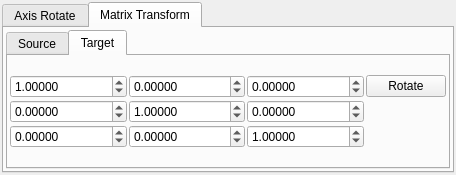
First picture: the form in trunk/src/gui/transform.ui, repository trisyoungs/aten, before the edit.
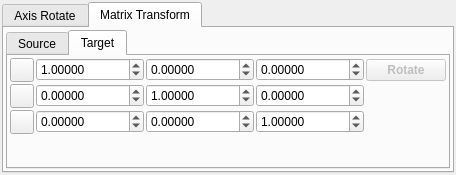
Second picture: the form after the edit. The open tabs and pages were chosen to show the change. Icons and pictures are not drawn.

Commit message: Added lines between picked atoms. Added Model::matrixTransformSelection() method. Linked controls for matrix transform in Transform tool window. Fixed lack of projection of atoms on GUI start.

```diff
--- a/trunk/src/gui/transform.ui
+++ b/trunk/src/gui/transform.ui
@@ -1035,206 +1035,8 @@
              <property name="spacing" >
               <number>2</number>
              </property>
-             <item row="1" column="1" >
-              <widget class="QDoubleSpinBox" name="DestMatrixBYSpin" >
-               <property name="sizePolicy" >
-                <sizepolicy>
-                 <hsizetype>7</hsizetype>
-                 <vsizetype>0</vsizetype>
-                 <horstretch>0</horstretch>
-                 <verstretch>0</verstretch>
-                </sizepolicy>
-               </property>
-               <property name="decimals" >
-                <number>5</number>
-               </property>
-               <property name="maximum" >
-                <double>10.000000000000000</double>
-               </property>
-               <property name="minimum" >
-                <double>-10.000000000000000</double>
-               </property>
-               <property name="singleStep" >
-                <double>0.100000000000000</double>
-               </property>
-               <property name="value" >
-                <double>1.000000000000000</double>
-               </property>
-              </widget>
-             </item>
-             <item row="2" column="1" >
-              <widget class="QDoubleSpinBox" name="DestMatrixCYSpin" >
-               <property name="sizePolicy" >
-                <sizepolicy>
-                 <hsizetype>7</hsizetype>
-                 <vsizetype>0</vsizetype>
-                 <horstretch>0</horstretch>
-                 <verstretch>0</verstretch>
-                </sizepolicy>
-               </property>
-               <property name="decimals" >
-                <number>5</number>
-               </property>
-               <property name="maximum" >
-                <double>10.000000000000000</double>
-               </property>
-               <property name="minimum" >
-                <double>-10.000000000000000</double>
-               </property>
-               <property name="singleStep" >
-                <double>0.100000000000000</double>
-               </property>
-              </widget>
-             </item>
-             <item row="1" column="0" >
-              <widget class="QDoubleSpinBox" name="DestMatrixBXSpin" >
-               <property name="sizePolicy" >
-                <sizepolicy>
-                 <hsizetype>7</hsizetype>
-                 <vsizetype>0</vsizetype>
-                 <horstretch>0</horstretch>
-                 <verstretch>0</verstretch>
-                </sizepolicy>
-               </property>
-               <property name="decimals" >
-                <number>5</number>
-               </property>
-               <property name="maximum" >
-                <double>10.000000000000000</double>
-               </property>
-               <property name="minimum" >
-                <double>-10.000000000000000</double>
-               </property>
-               <property name="singleStep" >
-                <double>0.100000000000000</double>
-               </property>
-              </widget>
-             </item>
-             <item row="0" column="2" >
-              <widget class="QDoubleSpinBox" name="DestMatrixAZSpin" >
-               <property name="sizePolicy" >
-                <sizepolicy>
-                 <hsizetype>7</hsizetype>
-                 <vsizetype>0</vsizetype>
-                 <horstretch>0</horstretch>
-                 <verstretch>0</verstretch>
-                </sizepolicy>
-               </property>
-               <property name="decimals" >
-                <number>5</number>
-               </property>
-               <property name="maximum" >
-                <double>10.000000000000000</double>
-               </property>
-               <property name="minimum" >
-                <double>-10.000000000000000</double>
-               </property>
-               <property name="singleStep" >
-                <double>0.100000000000000</double>
-               </property>
-              </widget>
-             </item>
-             <item row="0" column="0" >
-              <widget class="QDoubleSpinBox" name="DestMatrixAXSpin" >
-               <property name="sizePolicy" >
-                <sizepolicy>
-                 <hsizetype>7</hsizetype>
-                 <vsizetype>0</vsizetype>
-                 <horstretch>0</horstretch>
-                 <verstretch>0</verstretch>
-                </sizepolicy>
-               </property>
-               <property name="decimals" >
-                <number>5</number>
-               </property>
-               <property name="maximum" >
-                <double>10.000000000000000</double>
-               </property>
-               <property name="minimum" >
-                <double>-10.000000000000000</double>
-               </property>
-               <property name="singleStep" >
-                <double>0.100000000000000</double>
-               </property>
-               <property name="value" >
-                <double>1.000000000000000</double>
-               </property>
-              </widget>
-             </item>
-             <item row="0" column="1" >
-              <widget class="QDoubleSpinBox" name="DestMatrixAYSpin" >
-               <property name="sizePolicy" >
-                <sizepolicy>
-                 <hsizetype>7</hsizetype>
-                 <vsizetype>0</vsizetype>
-                 <horstretch>0</horstretch>
-                 <verstretch>0</verstretch>
-                </sizepolicy>
-               </property>
-               <property name="decimals" >
-                <number>5</number>
-               </property>
-               <property name="maximum" >
-                <double>10.000000000000000</double>
-               </property>
-               <property name="minimum" >
-                <double>-10.000000000000000</double>
-               </property>
-               <property name="singleStep" >
-                <double>0.100000000000000</double>
-               </property>
-              </widget>
-             </item>
-             <item row="2" column="0" >
-              <widget class="QDoubleSpinBox" name="DestMatrixCXSpin" >
-               <property name="sizePolicy" >
-                <sizepolicy>
-                 <hsizetype>7</hsizetype>
-                 <vsizetype>0</vsizetype>
-                 <horstretch>0</horstretch>
-                 <verstretch>0</verstretch>
-                </sizepolicy>
-               </property>
-               <property name="decimals" >
-                <number>5</number>
-               </property>
-               <property name="maximum" >
-                <double>10.000000000000000</double>
-               </property>
-               <property name="minimum" >
-                <double>-10.000000000000000</double>
-               </property>
-               <property name="singleStep" >
-                <double>0.100000000000000</double>
-               </property>
-              </widget>
-             </item>
              <item row="1" column="2" >
-              <widget class="QDoubleSpinBox" name="DestMatrixBZSpin" >
-               <property name="sizePolicy" >
-                <sizepolicy>
-                 <hsizetype>7</hsizetype>
-                 <vsizetype>0</vsizetype>
-                 <horstretch>0</horstretch>
-                 <verstretch>0</verstretch>
-                </sizepolicy>
-               </property>
-               <property name="decimals" >
-                <number>5</number>
-               </property>
-               <property name="maximum" >
-                <double>10.000000000000000</double>
-               </property>
-               <property name="minimum" >
-                <double>-10.000000000000000</double>
-               </property>
-               <property name="singleStep" >
-                <double>0.100000000000000</double>
-               </property>
-              </widget>
-             </item>
-             <item row="2" column="2" >
-              <widget class="QDoubleSpinBox" name="DestMatrixCZSpin" >
+              <widget class="QDoubleSpinBox" name="TransformTargetMatrixBYSpin" >
                <property name="sizePolicy" >
                 <sizepolicy>
                  <hsizetype>7</hsizetype>
@@ -1260,15 +1062,328 @@
                </property>
               </widget>
              </item>
-             <item row="0" column="3" >
-              <widget class="QPushButton" name="RotateIntoButton" >
+             <item row="0" column="4" >
+              <widget class="QPushButton" name="TransformRotateIntoButton" >
+               <property name="enabled" >
+                <bool>false</bool>
+               </property>
+               <property name="font" >
+                <font>
+                 <weight>75</weight>
+                 <bold>true</bold>
+                </font>
+               </property>
                <property name="text" >
                 <string>Rotate</string>
                </property>
               </widget>
              </item>
+             <item row="0" column="2" >
+              <widget class="QDoubleSpinBox" name="TransformTargetMatrixAYSpin" >
+               <property name="sizePolicy" >
+                <sizepolicy>
+                 <hsizetype>7</hsizetype>
+                 <vsizetype>0</vsizetype>
+                 <horstretch>0</horstretch>
+                 <verstretch>0</verstretch>
+                </sizepolicy>
+               </property>
+               <property name="decimals" >
+                <number>5</number>
+               </property>
+               <property name="maximum" >
+                <double>10.000000000000000</double>
+               </property>
+               <property name="minimum" >
+                <double>-10.000000000000000</double>
+               </property>
+               <property name="singleStep" >
+                <double>0.100000000000000</double>
+               </property>
+              </widget>
+             </item>
+             <item row="2" column="2" >
+              <widget class="QDoubleSpinBox" name="TransformTargetMatrixCYSpin" >
+               <property name="sizePolicy" >
+                <sizepolicy>
+                 <hsizetype>7</hsizetype>
+                 <vsizetype>0</vsizetype>
+                 <horstretch>0</horstretch>
+                 <verstretch>0</verstretch>
+                </sizepolicy>
+               </property>
+               <property name="decimals" >
+                <number>5</number>
+               </property>
+               <property name="maximum" >
+                <double>10.000000000000000</double>
+               </property>
+               <property name="minimum" >
+                <double>-10.000000000000000</double>
+               </property>
+               <property name="singleStep" >
+                <double>0.100000000000000</double>
+               </property>
+              </widget>
+             </item>
+             <item row="1" column="1" >
+              <widget class="QDoubleSpinBox" name="TransformTargetMatrixBXSpin" >
+               <property name="sizePolicy" >
+                <sizepolicy>
+                 <hsizetype>7</hsizetype>
+                 <vsizetype>0</vsizetype>
+                 <horstretch>0</horstretch>
+                 <verstretch>0</verstretch>
+                </sizepolicy>
+               </property>
+               <property name="decimals" >
+                <number>5</number>
+               </property>
+               <property name="maximum" >
+                <double>10.000000000000000</double>
+               </property>
+               <property name="minimum" >
+                <double>-10.000000000000000</double>
+               </property>
+               <property name="singleStep" >
+                <double>0.100000000000000</double>
+               </property>
+              </widget>
+             </item>
+             <item row="1" column="3" >
+              <widget class="QDoubleSpinBox" name="TransformTargetMatrixBZSpin" >
+               <property name="sizePolicy" >
+                <sizepolicy>
+                 <hsizetype>7</hsizetype>
+                 <vsizetype>0</vsizetype>
+                 <horstretch>0</horstretch>
+                 <verstretch>0</verstretch>
+                </sizepolicy>
+               </property>
+               <property name="decimals" >
+                <number>5</number>
+               </property>
+               <property name="maximum" >
+                <double>10.000000000000000</double>
+               </property>
+               <property name="minimum" >
+                <double>-10.000000000000000</double>
+               </property>
+               <property name="singleStep" >
+                <double>0.100000000000000</double>
+               </property>
+              </widget>
+             </item>
+             <item row="0" column="3" >
+              <widget class="QDoubleSpinBox" name="TransformTargetMatrixAZSpin" >
+               <property name="sizePolicy" >
+                <sizepolicy>
+                 <hsizetype>7</hsizetype>
+                 <vsizetype>0</vsizetype>
+                 <horstretch>0</horstretch>
+                 <verstretch>0</verstretch>
+                </sizepolicy>
+               </property>
+               <property name="decimals" >
+                <number>5</number>
+               </property>
+               <property name="maximum" >
+                <double>10.000000000000000</double>
+               </property>
+               <property name="minimum" >
+                <double>-10.000000000000000</double>
+               </property>
+               <property name="singleStep" >
+                <double>0.100000000000000</double>
+               </property>
+              </widget>
+             </item>
+             <item row="2" column="3" >
+              <widget class="QDoubleSpinBox" name="TransformTargetMatrixCZSpin" >
+               <property name="sizePolicy" >
+                <sizepolicy>
+                 <hsizetype>7</hsizetype>
+                 <vsizetype>0</vsizetype>
+                 <horstretch>0</horstretch>
+                 <verstretch>0</verstretch>
+                </sizepolicy>
+               </property>
+               <property name="decimals" >
+                <number>5</number>
+               </property>
+               <property name="maximum" >
+                <double>10.000000000000000</double>
+               </property>
+               <property name="minimum" >
+                <double>-10.000000000000000</double>
+               </property>
+               <property name="singleStep" >
+                <double>0.100000000000000</double>
+               </property>
+               <property name="value" >
+                <double>1.000000000000000</double>
+               </property>
+              </widget>
+             </item>
+             <item row="2" column="1" >
+              <widget class="QDoubleSpinBox" name="TransformTargetMatrixCXSpin" >
+               <property name="sizePolicy" >
+                <sizepolicy>
+                 <hsizetype>7</hsizetype>
+                 <vsizetype>0</vsizetype>
+                 <horstretch>0</horstretch>
+                 <verstretch>0</verstretch>
+                </sizepolicy>
+               </property>
+               <property name="decimals" >
+                <number>5</number>
+               </property>
+               <property name="maximum" >
+                <double>10.000000000000000</double>
+               </property>
+               <property name="minimum" >
+                <double>-10.000000000000000</double>
+               </property>
+               <property name="singleStep" >
+                <double>0.100000000000000</double>
+               </property>
+              </widget>
+             </item>
+             <item row="0" column="1" >
+              <widget class="QDoubleSpinBox" name="TransformTargetMatrixAXSpin" >
+               <property name="sizePolicy" >
+                <sizepolicy>
+                 <hsizetype>7</hsizetype>
+                 <vsizetype>0</vsizetype>
+                 <horstretch>0</horstretch>
+                 <verstretch>0</verstretch>
+                </sizepolicy>
+               </property>
+               <property name="decimals" >
+                <number>5</number>
+               </property>
+               <property name="maximum" >
+                <double>10.000000000000000</double>
+               </property>
+               <property name="minimum" >
+                <double>-10.000000000000000</double>
+               </property>
+               <property name="singleStep" >
+                <double>0.100000000000000</double>
+               </property>
+               <property name="value" >
+                <double>1.000000000000000</double>
+               </property>
+              </widget>
+             </item>
+             <item row="0" column="0" >
+              <widget class="QPushButton" name="TransformDefineTargetAButton" >
+               <property name="minimumSize" >
+                <size>
+                 <width>24</width>
+                 <height>24</height>
+                </size>
+               </property>
+               <property name="maximumSize" >
+                <size>
+                 <width>24</width>
+                 <height>24</height>
+                </size>
+               </property>
+               <property name="text" >
+                <string/>
+               </property>
+               <property name="icon" >
+                <iconset resource="icons.qrc" >:/basic/icons/basic_pick.svg</iconset>
+               </property>
+               <property name="iconSize" >
+                <size>
+                 <width>20</width>
+                 <height>20</height>
+                </size>
+               </property>
+               <property name="checkable" >
+                <bool>true</bool>
+               </property>
+              </widget>
+             </item>
+             <item row="1" column="0" >
+              <widget class="QPushButton" name="TransformDefineTargetBButton" >
+               <property name="minimumSize" >
+                <size>
+                 <width>24</width>
+                 <height>24</height>
+                </size>
+               </property>
+               <property name="maximumSize" >
+                <size>
+                 <width>24</width>
+                 <height>24</height>
+                </size>
+               </property>
+               <property name="text" >
+                <string/>
+               </property>
+               <property name="icon" >
+                <iconset resource="icons.qrc" >:/basic/icons/basic_pick.svg</iconset>
+               </property>
+               <property name="iconSize" >
+                <size>
+                 <width>20</width>
+                 <height>20</height>
+                </size>
+               </property>
+               <property name="checkable" >
+                <bool>true</bool>
+               </property>
+              </widget>
+             </item>
+             <item row="2" column="0" >
+              <widget class="QPushButton" name="TransformDefineTargetCButton" >
+               <property name="minimumSize" >
+                <size>
+                 <width>24</width>
+                 <height>24</height>
+                </size>
+               </property>
+               <property name="maximumSize" >
+                <size>
+                 <width>24</width>
+                 <height>24</height>
+                </size>
+               </property>
+               <property name="text" >
+                <string/>
+               </property>
+               <property name="icon" >
+                <iconset resource="icons.qrc" >:/basic/icons/basic_pick.svg</iconset>
+               </property>
+               <property name="iconSize" >
+                <size>
+                 <width>20</width>
+                 <height>20</height>
+                </size>
+               </property>
+               <property name="checkable" >
+                <bool>true</bool>
+               </property>
+              </widget>
+             </item>
             </layout>
            </item>
+           <item>
+            <spacer>
+             <property name="orientation" >
+              <enum>Qt::Vertical</enum>
+             </property>
+             <property name="sizeHint" >
+              <size>
+               <width>20</width>
+               <height>40</height>
+              </size>
+             </property>
+            </spacer>
+           </item>
           </layout>
          </widget>
         </widget>
```
Left out of the diff: 101 changed lines with no effect on the pictures. The commit also changes 12 other files.
